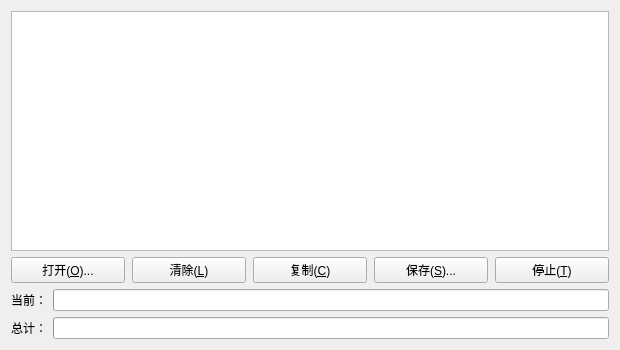
The window that widget.ui (zdsub/QtFileHash) describes before a commit, drawn with Qt 5.
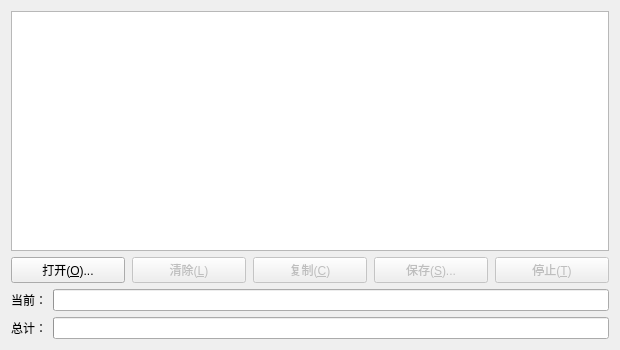
The same window after the commit.

The edit to the form file:
```diff
--- a/widget.ui
+++ b/widget.ui
@@ -53,6 +53,9 @@
      </item>
      <item>
       <widget class="QPushButton" name="clearButton">
+       <property name="enabled">
+        <bool>false</bool>
+       </property>
        <property name="text">
         <string>清除(&amp;L)</string>
        </property>
@@ -60,6 +63,9 @@
      </item>
      <item>
       <widget class="QPushButton" name="copyButton">
+       <property name="enabled">
+        <bool>false</bool>
+       </property>
        <property name="text">
         <string>复制(&amp;C)</string>
        </property>
@@ -67,6 +73,9 @@
      </item>
      <item>
       <widget class="QPushButton" name="saveButton">
+       <property name="enabled">
+        <bool>false</bool>
+       </property>
        <property name="text">
         <string>保存(&amp;S)...</string>
        </property>
@@ -74,6 +83,9 @@
      </item>
      <item>
       <widget class="QPushButton" name="stopButton">
+       <property name="enabled">
+        <bool>false</bool>
+       </property>
        <property name="text">
         <string>停止(&amp;T)</string>
        </property>
```
